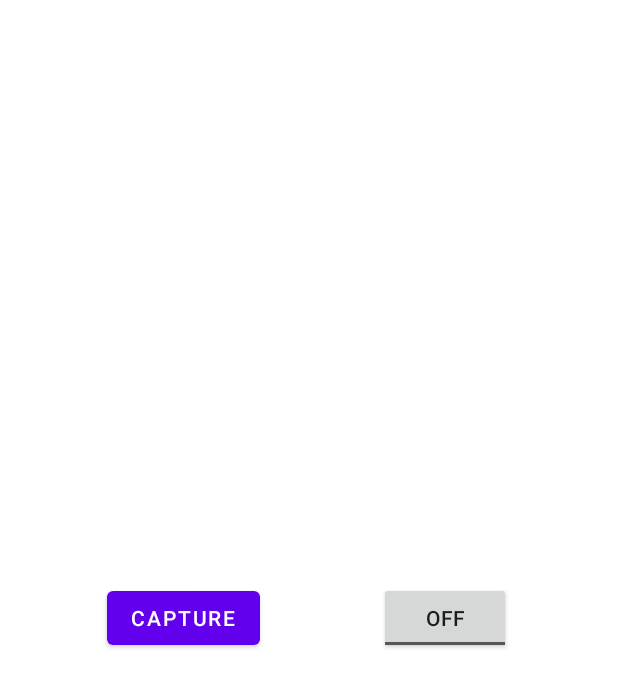
After one commit to quantumleapj/smartphone_iot, an Android app: the layout fragment_in_camera.xml on its own in the app's theme, with its tools: preview values and no code run, on a phone screen of 412 x 824 dp. The commit adds this screen. Shown: the top 687 px of the screen. Run offline under Robolectric (Android 15) with nearby library versions, the phone set to English and light mode, and no system bars.

Commit message:
장치제어를 위한 iot_app

```diff
--- a/app/src/main/java/com/example/HOMEIOT/ui/DeviceControlFragment.kt
+++ b/app/src/main/java/com/example/HOMEIOT/ui/DeviceControlFragment.kt
@@ -23,7 +23,7 @@ const val PUB_TOPIC_led_livingroom="iot/led/livingroom"
 const val PUB_TOPIC_led_kitchen="iot/led/kitchen"
 const val PUB_TOPIC_led_mainroom="iot/led/mainroom"
 const val PUB_TOPIC_blind="iot/blind"
-const val SERVER_URI="tcp://192.168.219.104:1883"
+const val SERVER_URI="tcp://192.168.219.105:1883"
 //컴주소
 class DeviceControlFragment : Fragment() {
 
--- a/app/src/main/java/com/example/HOMEIOT/ui/SecureCameraFragment.kt
+++ b/app/src/main/java/com/example/HOMEIOT/ui/SecureCameraFragment.kt
@@ -21,7 +21,7 @@ import org.eclipse.paho.client.mqttv3.MqttMessage
 import java.lang.Exception
 
 private const val PUB_TOPIC1="iot/camera/angle"
-private const val SERVER_URI1="tcp://192.168.219.104:1883"
+private const val SERVER_URI1="tcp://192.168.219.105:1883"
 //컴주소
 
 class SecureCameraFragment : Fragment() {
--- /dev/null
+++ b/app/src/main/res/layout/fragment_in_camera.xml
@@ -0,0 +1,36 @@
+<?xml version="1.0" encoding="utf-8"?>
+<androidx.constraintlayout.widget.ConstraintLayout xmlns:android="http://schemas.android.com/apk/res/android"
+    xmlns:app="http://schemas.android.com/apk/res-auto"
+    xmlns:tools="http://schemas.android.com/tools"
+    android:layout_width="match_parent"
+    android:layout_height="match_parent"
+    tools:context=".ui.InCameraFragment">
+
+    <ToggleButton
+        android:id="@+id/btn_record"
+        android:layout_width="wrap_content"
+        android:layout_height="wrap_content"
+        android:layout_marginStart="8dp"
+        android:layout_marginTop="8dp"
+        android:layout_marginEnd="8dp"
+        android:layout_marginBottom="8dp"
+        android:text="ToggleButton"
+        app:layout_constraintBottom_toBottomOf="parent"
+        app:layout_constraintEnd_toEndOf="parent"
+        app:layout_constraintStart_toEndOf="@+id/btn_capture"
+        app:layout_constraintTop_toTopOf="parent" />
+
+    <Button
+        android:id="@+id/btn_capture"
+        android:layout_width="wrap_content"
+        android:layout_height="wrap_content"
+        android:layout_marginStart="8dp"
+        android:layout_marginTop="8dp"
+        android:layout_marginEnd="8dp"
+        android:layout_marginBottom="8dp"
+        android:text="capture"
+        app:layout_constraintBottom_toBottomOf="parent"
+        app:layout_constraintEnd_toStartOf="@+id/btn_record"
+        app:layout_constraintStart_toStartOf="parent"
+        app:layout_constraintTop_toTopOf="parent" />
+</androidx.constraintlayout.widget.ConstraintLayout>
--- a/app/src/main/res/menu/activity_main_drawer.xml
+++ b/app/src/main/res/menu/activity_main_drawer.xml
@@ -13,6 +13,10 @@
             android:icon="@drawable/ic_menu_camera"
             android:title="카메라" />
         <item
+            android:id="@+id/nav_record"
+            android:icon="@drawable/ic_record"
+            android:title="녹화" />
+        <item
             android:id="@+id/nav_test"
             android:icon="@drawable/ic_menu_internet"
             android:title="웹서핑" />
--- a/app/src/main/res/navigation/mobile_navigation.xml
+++ b/app/src/main/res/navigation/mobile_navigation.xml
@@ -18,6 +18,12 @@
         tools:layout="@layout/fragment_secure_camera" />
 
     <fragment
+        android:id="@+id/nav_record"
+        android:name="com.example.HOMEIOT.ui.InCameraFragment"
+        android:label="녹화"
+        tools:layout="@layout/fragment_in_camera" />
+
+    <fragment
         android:id="@+id/nav_test"
         android:name="com.example.HOMEIOT.ui.TestFragment"
         android:label="테스트"
```
Also changed, not shown: app/src/main/java/com/example/HOMEIOT/ui/InCameraFragment.kt (added, +103 -0 lines), app/src/main/res/drawable/ic_record.xml (added, +10 -0 lines).
